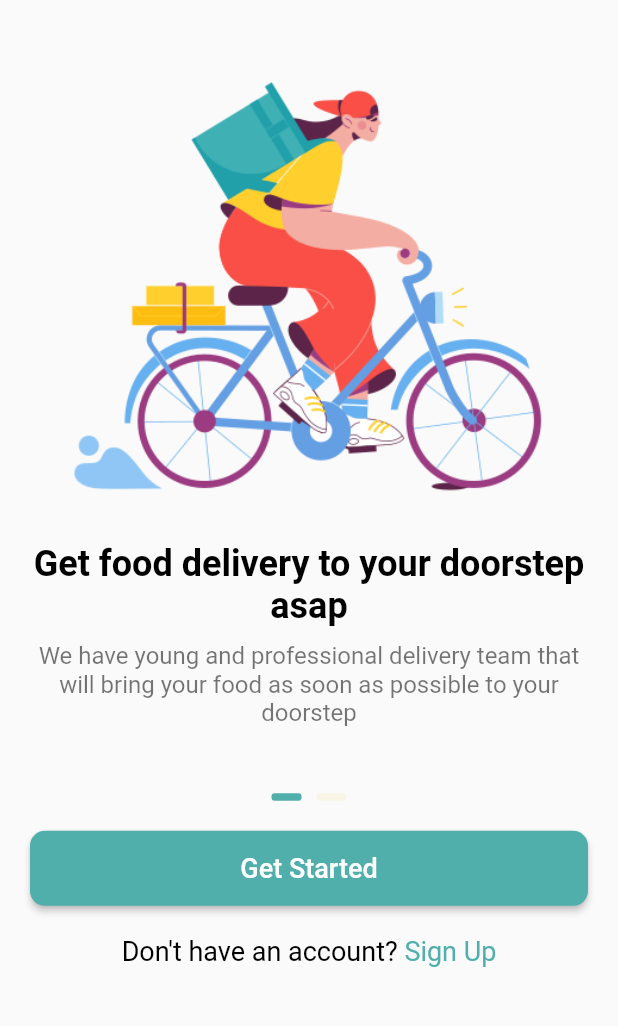
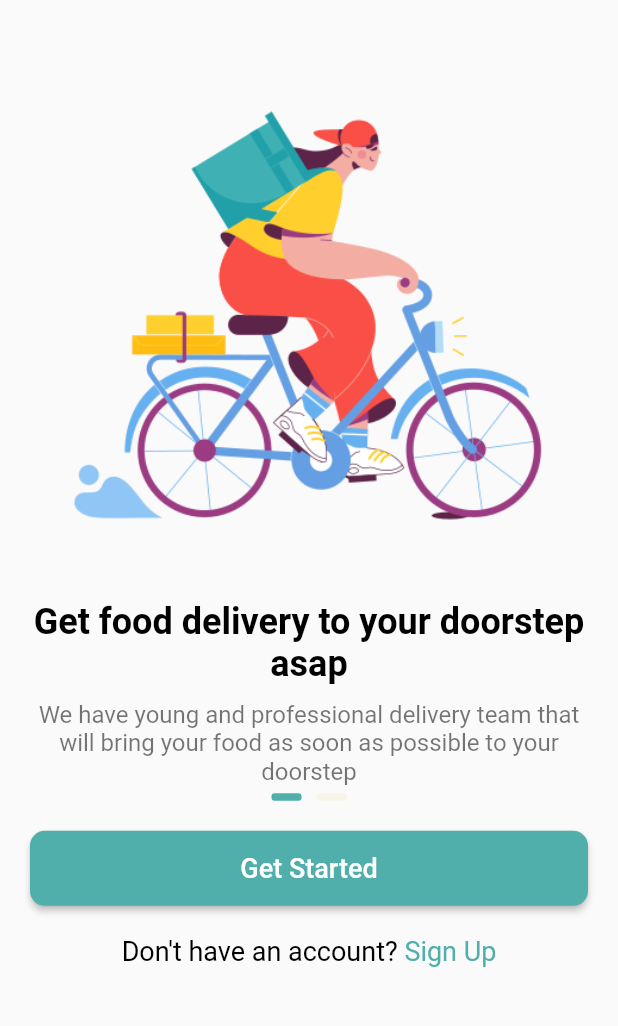
Before and after one commit to josephmaged/Algoriza_Task1, a Flutter app: the screen it shows after launch, on a phone screen of 412 x 824 dp, the part 150-1176 px from its top. Run offline on Flutter 3.47's test engine with Material 2 defaults, Android fonts, the light colour scheme and no system bars; our stand-ins replace intl_phone_number_input.

Commit message:
edit general UI

```diff
--- a/lib/onBoarding/onBoarding.dart
+++ b/lib/onBoarding/onBoarding.dart
@@ -17,9 +17,12 @@
         padding: const EdgeInsets.only(right: 20,left: 20),
         child: Column(
           children: [
-            Image.asset(
-              img!,
-              width: MediaQuery.of(context).size.width - 50,
+            Expanded(
+              flex: 1,
+              child: Image.asset(
+                img!,
+                width: MediaQuery.of(context).size.width - 50,
+              ),
             ),
             Text(
               headerText!,
--- a/lib/onBoarding/onboarding_screen.dart
+++ b/lib/onBoarding/onboarding_screen.dart
@@ -35,6 +35,7 @@
   Widget build(BuildContext context) {
     return Scaffold(
       body: SafeArea(
+        child: SingleChildScrollView(
           child: Column(
             children: [
               Padding(
@@ -62,8 +63,13 @@
                 'assets/images/logo.png',
                 width: 100,
               ),
-            SizedBox(
-              height: MediaQuery.of(context).size.height - 300,
+              Wrap(
+                children: [
+                  ConstrainedBox(
+                    constraints: BoxConstraints(
+                      maxHeight: MediaQuery.of(context).size.height - 300,
+                      maxWidth: MediaQuery.of(context).size.width
+                    ),
                     child: PageView(
                       controller: controller,
                       onPageChanged: (int page) {
@@ -76,6 +82,8 @@
                         OnBoarding(headerText: headerTextBoarding2, subText: subTextBoarding2, img: imgBoarding2),
                       ],
                     ),
+                  ),
+                ],
               ),
               const SizedBox(height: 5),
               Row(
@@ -126,6 +134,7 @@
             ],
           ),
         ),
+      ),
     );
   }
 }
```
Also changed, not shown: lib/login_screen.dart (+2 -8 lines), lib/register_screen.dart (+5 -2 lines). Lines whose indentation alone changed are shown as unchanged.
